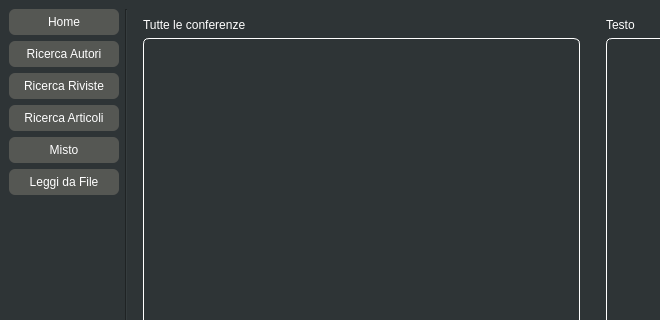
Above: Progetto/mainwindow.ui from simoven/ProgettoPO before the change; both pictures show x 0 to 660 and y 0 to 320 of the 1061 by 640 pixel window. Below: the same form after it.
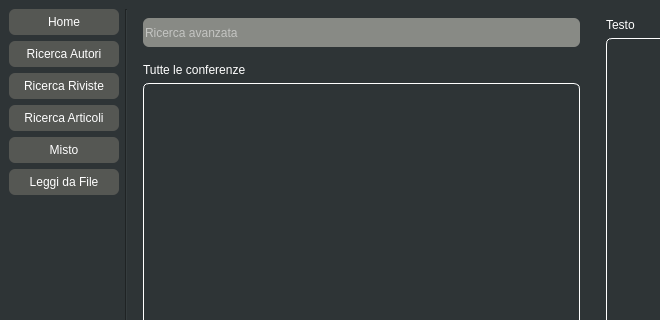
That is the form after the change. The open tabs and pages were chosen to show the change. Icons and pictures are not drawn.

Commit message: Added all advanced search

What changed in the file:
```diff
--- a/Progetto/mainwindow.ui
+++ b/Progetto/mainwindow.ui
@@ -1319,6 +1319,35 @@
        <layout class="QHBoxLayout" name="horizontalLayout_12">
         <item>
          <layout class="QVBoxLayout" name="verticalLayout_14">
+          <item>
+           <widget class="QLineEdit" name="ricercaAvanzataConferenze">
+            <property name="minimumSize">
+             <size>
+              <width>0</width>
+              <height>29</height>
+             </size>
+            </property>
+            <property name="placeholderText">
+             <string>Ricerca avanzata</string>
+            </property>
+           </widget>
+          </item>
+          <item>
+           <spacer name="verticalSpacer_18">
+            <property name="orientation">
+             <enum>Qt::Vertical</enum>
+            </property>
+            <property name="sizeType">
+             <enum>QSizePolicy::Fixed</enum>
+            </property>
+            <property name="sizeHint" stdset="0">
+             <size>
+              <width>20</width>
+              <height>10</height>
+             </size>
+            </property>
+           </spacer>
+          </item>
           <item>
            <widget class="QLabel" name="tutteConferenzeLabel">
             <property name="text">
```
Left out of the diff: 60 changed lines with no effect on the pictures. The commit also changes 2 other files.
